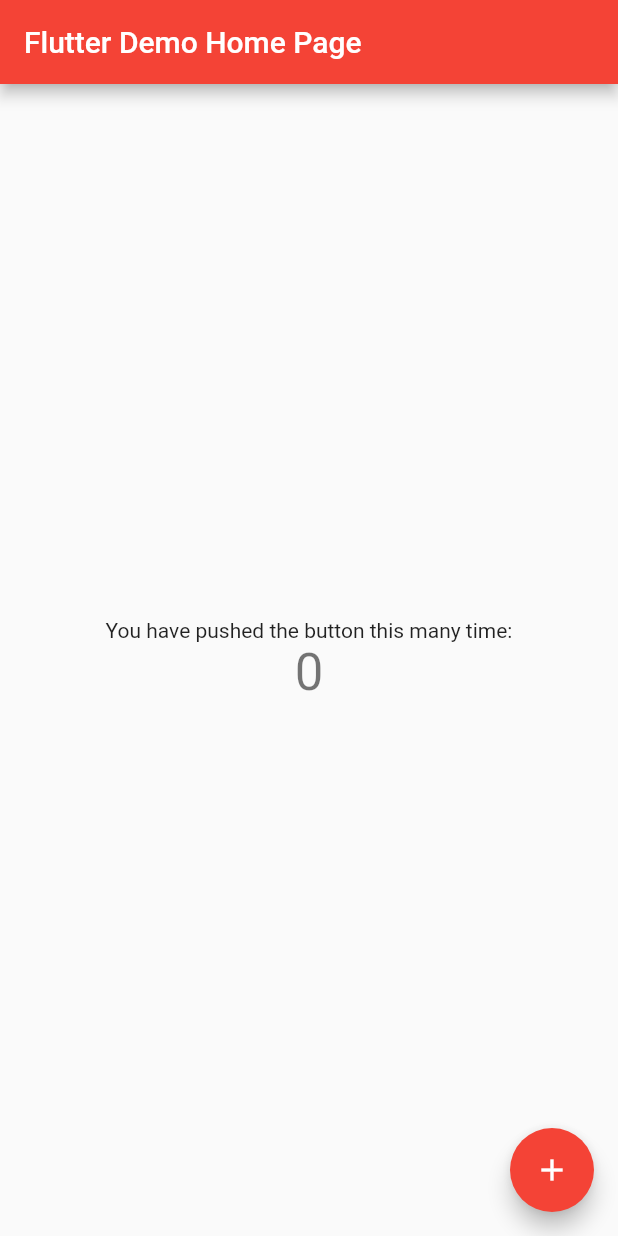
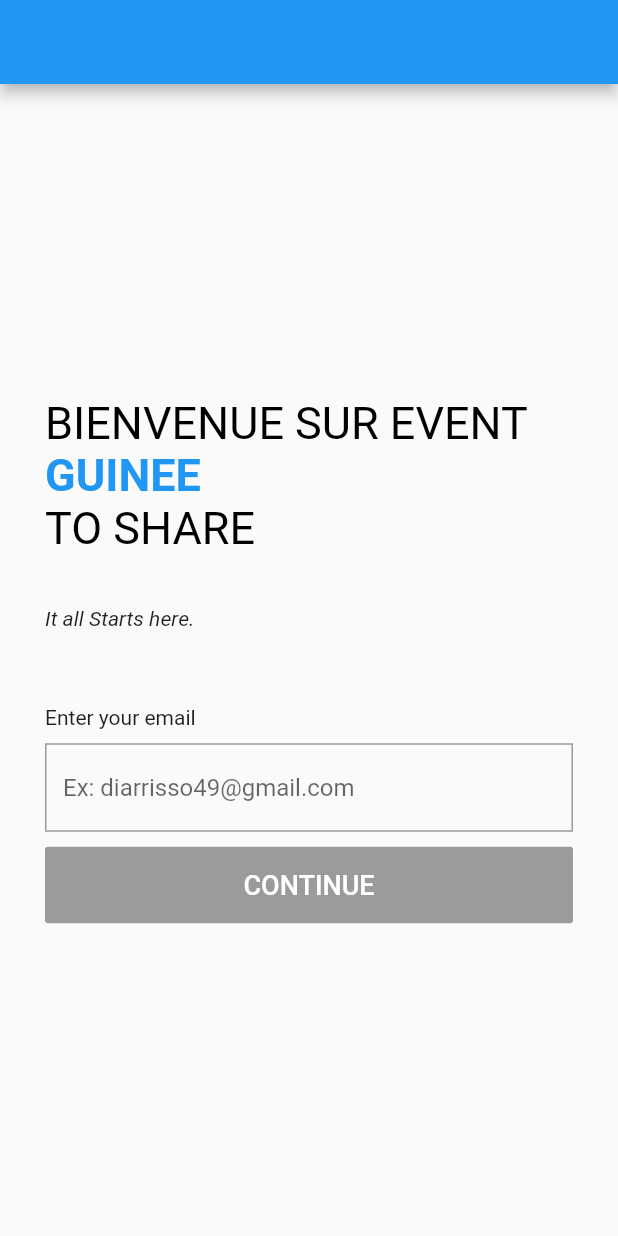
Before and after one commit to diarrisso/my_event, a Flutter app: the screen it shows after launch, on a phone screen of 412 x 824 dp. Run offline on Flutter 3.47's test engine with Material 2 defaults, Android fonts, the phone set to English and light mode, and no system bars.

Commit message:
fronted Flutter

```diff
--- a/lib/main.dart
+++ b/lib/main.dart
@@ -1,113 +1,22 @@
 import 'package:flutter/material.dart';
+import 'package:my_event/screns/Guest.dart';
+import 'package:my_event/screns/guest/Auth.dart';
+import 'package:my_event/screns/guest/Term.dart';
+import 'package:my_event/screns/guest/password.dart';
 
 void main() {
-  runApp(MyApp());
+  runApp(App());
 }
 
-class MyApp extends StatelessWidget {
-  // This widget is the root of your application.
+class App extends StatelessWidget {
+
   @override
   Widget build(BuildContext context) {
     return MaterialApp(
-      title: 'Flutter Demo',
-      theme: ThemeData(
-        // This is the theme of your application.
-        //
-        // Try running your application with "flutter run". You'll see the
-        // application has a blue toolbar. Then, without quitting the app, try
-        // changing the primarySwatch below to Colors.green and then invoke
-        // "hot reload" (press "r" in the console where you ran "flutter run",
-        // or simply save your changes to "hot reload" in a Flutter IDE).
-        // Notice that the counter didn't reset back to zero; the application
-        // is not restarted.
-        primarySwatch: Colors.red,
-      ),
-      home: MyHomePage(title: 'Flutter Demo Home Page'),
+        debugShowCheckedModeBanner: false,
+        title: 'Evenementiel',
+        // home: PasswordScreen(),
+        home: GuestScreen(),
     );
   }
 }
-
-class MyHomePage extends StatefulWidget {
-  MyHomePage({Key? key, required this.title}) : super(key: key);
-
-  // This widget is the home page of your application. It is stateful, meaning
-  // that it has a State object (defined below) that contains fields that affect
-  // how it looks.
-
-  // This class is the configuration for the state. It holds the values (in this
-  // case the title) provided by the parent (in this case the App widget) and
-  // used by the build method of the State. Fields in a Widget subclass are
-  // always marked "final".
-
-  final String title;
-
-  @override
-  _MyHomePageState createState() => _MyHomePageState();
-}
-
-class _MyHomePageState extends State<MyHomePage> {
-  int _counter = 0;
-
-  void _incrementCounter() {
-    setState(() {
-      // This call to setState tells the Flutter framework that something has
-      // changed in this State, which causes it to rerun the build method below
-      // so that the display can reflect the updated values. If we changed
-      // _counter without calling setState(), then the build method would not be
-      // called again, and so nothing would appear to happen.
-      _counter++;
-    });
-  }
-
-  @override
-  Widget build(BuildContext context) {
-    // This method is rerun every time setState is called, for instance as done
-    // by the _incrementCounter method above.
-    //
-    // The Flutter framework has been optimized to make rerunning build methods
-    // fast, so that you can just rebuild anything that needs updating rather
-    // than having to individually change instances of widgets.
-    return Scaffold(
-      appBar: AppBar(
-        // Here we take the value from the MyHomePage object that was created by
-        // the App.build method, and use it to set our appbar title.
-        title: Text(widget.title),
-      ),
-      body: Center(
-        // Center is a layout widget. It takes a single child and positions it
-        // in the middle of the parent.
-        child: Column(
-          // Column is also a layout widget. It takes a list of children and
-          // arranges them vertically. By default, it sizes itself to fit its
-          // children horizontally, and tries to be as tall as its parent.
-          //
-          // Invoke "debug painting" (press "p" in the console, choose the
-          // "Toggle Debug Paint" action from the Flutter Inspector in Android
-          // Studio, or the "Toggle Debug Paint" command in Visual Studio Code)
-          // to see the wireframe for each widget.
-          //
-          // Column has various properties to control how it sizes itself and
-          // how it positions its children. Here we use mainAxisAlignment to
-          // center the children vertically; the main axis here is the vertical
-          // axis because Columns are vertical (the cross axis would be
-          // horizontal).
-          mainAxisAlignment: MainAxisAlignment.center,
-          children: <Widget>[
-            Text(
-              'You have pushed the button this many time:',
-            ),
-            Text(
-              '$_counter',
-              style: Theme.of(context).textTheme.headline4,
-            ),
-          ],
-        ),
-      ),
-      floatingActionButton: FloatingActionButton(
-        onPressed: _incrementCounter,
-        tooltip: 'Increment',
-        child: Icon(Icons.add),
-      ), // This trailing comma makes auto-formatting nicer for build methods.
-    );
-  }
-}
--- /dev/null
+++ b/lib/screns/Guest.dart
@@ -0,0 +1,32 @@
+import 'package:flutter/material.dart';
+import 'package:my_event/screns/guest/Auth.dart';
+import 'package:my_event/screns/guest/Term.dart';
+import 'package:my_event/screns/guest/password.dart';
+
+class GuestScreen extends StatefulWidget {
+  @override
+  _GuestScreenState createState() => _GuestScreenState();
+}
+
+class _GuestScreenState extends State<GuestScreen> {
+  List<Widget> _widgets = [];
+  int _indexSelected = 0;
+
+  @override
+  void initState() {
+    // TODO: implement initState
+    super.initState();
+    _widgets.addAll([
+       AuthScreen(onChangedStep: (index) => setState(() => _indexSelected = index)),
+      TermScreen(),
+      PasswordScreen(),
+    ]);
+  }
+
+  @override
+  Widget build(BuildContext context) {
+    return Container(
+      child: _widgets.elementAt(_indexSelected),
+    );
+  }
+}
--- /dev/null
+++ b/lib/screns/guest/Auth.dart
@@ -0,0 +1,114 @@
+import 'package:flutter/material.dart';
+
+class AuthScreen extends StatefulWidget {
+  final Function(int) onChangedStep;
+
+  AuthScreen({
+    Key key,
+     this.onChangedStep,
+  }) : super(key: key);
+
+
+
+  @override
+  _AuthScreenState createState() => _AuthScreenState();
+}
+
+class _AuthScreenState extends State<AuthScreen> {
+  final GlobalKey<FormState> _formkey = GlobalKey<FormState>();
+  final RegExp emailRegex = RegExp(r"[a-z0-9\._-]+@[a-z0-9\._-]+\.[a-z]+");
+  String _email = '';
+
+  @override
+  Widget build(BuildContext context) {
+    return SafeArea(
+      child: Scaffold(
+        appBar: AppBar(),
+        body: Center(
+          child: SingleChildScrollView(
+            padding: EdgeInsets.symmetric(horizontal: 30.0),
+            child: Column(
+              crossAxisAlignment: CrossAxisAlignment.start,
+              children: [
+                RichText(
+                  text: TextSpan(
+                    text: 'Bienvenue sur event\n'.toUpperCase(),
+                    style: TextStyle(color: Colors.black, fontSize: 30.0),
+                    children: [
+                      TextSpan(
+                        text: 'Guinee \n'.toUpperCase(),
+                        style: TextStyle(
+                            color: Theme.of(context).primaryColor,
+                            fontWeight: FontWeight.bold),
+                      ),
+                      TextSpan(text: 'to share \n'.toUpperCase()),
+                    ],
+                  ),
+                ),
+                Text(
+                  'It all Starts here.',
+                  style: TextStyle(fontStyle: FontStyle.italic),
+                ),
+                SizedBox(
+                  height: 50.0,
+                ),
+                Form(
+                  key: _formkey,
+                  child: Column(
+                    crossAxisAlignment: CrossAxisAlignment.stretch,
+                    children: [
+                      Text('Enter your email'),
+                      SizedBox(
+                        height: 9.0,
+                      ),
+                      TextFormField(
+                        onChanged: (value) => setState(() => _email = value),
+                        validator: (value) =>
+                            value!.isEmpty || !emailRegex.hasMatch(value)
+                                ? 'Please enter a valid email'
+                                : null,
+                        decoration: InputDecoration(
+                            hintText: 'Ex: diarrisso49@gmail.com',
+                            border: OutlineInputBorder(
+                              borderRadius: BorderRadius.circular(0.0),
+                              borderSide: BorderSide(color: Colors.grey),
+                            ),
+                            focusedBorder: OutlineInputBorder(
+                              borderRadius: BorderRadius.circular(0.0),
+                              borderSide: BorderSide(
+                                color: Colors.grey,
+                              ),
+                            )),
+                      ),
+                      SizedBox(
+                        height: 10.0,
+                      ),
+                      RaisedButton(
+                        color: Theme.of(context).primaryColor,
+                        elevation: 0,
+                        padding: EdgeInsets.symmetric(vertical: 15.0),
+                        onPressed: !emailRegex.hasMatch(_email)
+                            ? null
+                            : () {
+                                if (_formkey.currentState!.validate()) {
+                                  print(_email);
+                                  widget.onChangedStep(1);
+                                }
+                              },
+                        child: Text('continue'.toUpperCase(),
+                            style: TextStyle(
+                              color: Colors.white,
+                              fontSize: 18.0,
+                            )),
+                      ),
+                    ],
+                  ),
+                )
+              ],
+            ),
+          ),
+        ),
+      ),
+    );
+  }
+}
```
Also changed, not shown: lib/screns/guest/Term.dart (added, +93 -0 lines), lib/screns/guest/password.dart (added, +112 -0 lines), 1 other file.
